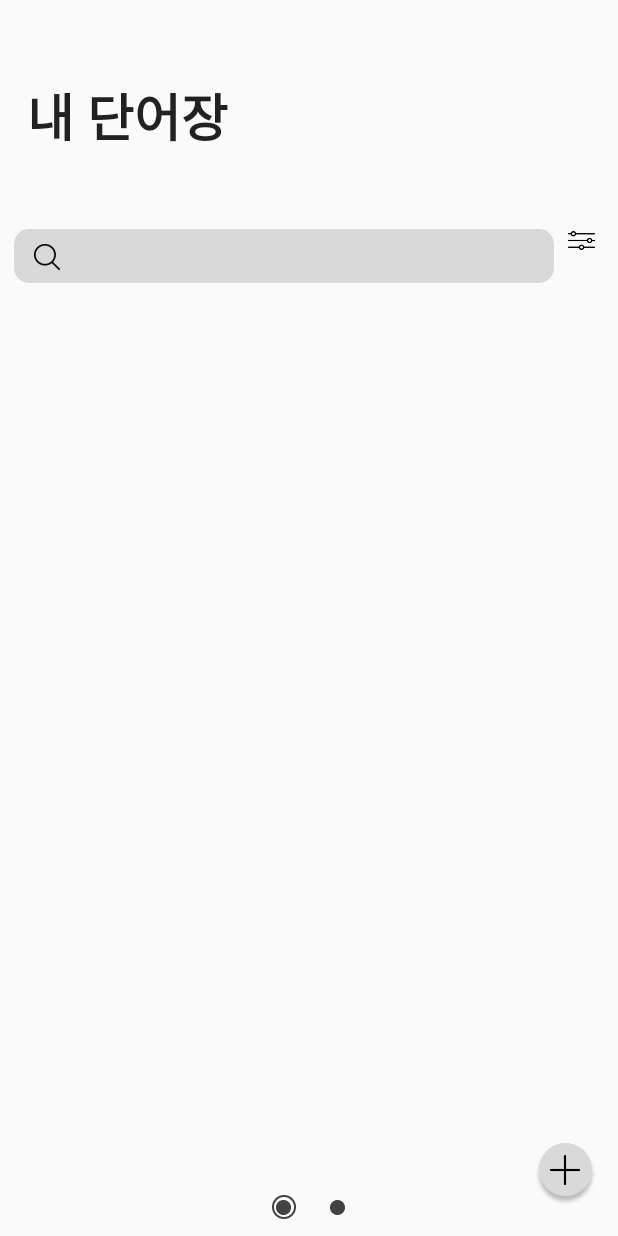
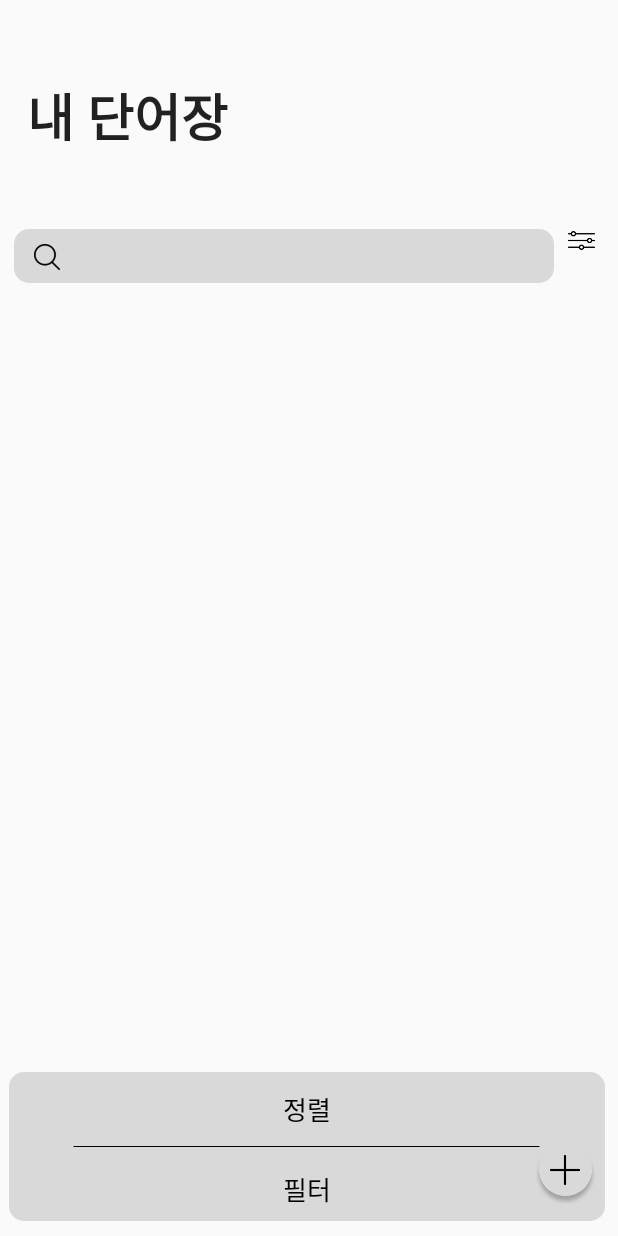
Before and after one commit to Hey0140/AndroidA, an Android app: the screen it shows after launch (MyVocabularyActivity), on a phone screen of 412 x 824 dp. Run offline under Robolectric (Android 15) with nearby library versions, the phone set to English and light mode, and no system bars; our stand-ins replace Firebase (no records; nobody signed in at launch, a user with empty details on screens opened directly).

```diff
--- /dev/null
+++ b/app/src/main/res/drawable/filter_box.xml
@@ -0,0 +1,11 @@
+<?xml version="1.0" encoding="utf-8"?>
+<shape xmlns:android="http://schemas.android.com/apk/res/android"
+    android:shape="rectangle">
+    <corners
+        android:topLeftRadius="10dp"
+        android:topRightRadius="10dp"
+        android:bottomRightRadius="10dp"
+        android:bottomLeftRadius="10dp" />
+    <solid android:color="#D9D9D9" />
+
+</shape>
--- /dev/null
+++ b/app/src/main/res/drawable/horizon_line.xml
@@ -0,0 +1,7 @@
+<?xml version="1.0" encoding="utf-8"?>
+<shape xmlns:android="http://schemas.android.com/apk/res/android"
+    android:shape="line">
+    <stroke
+        android:width="0.5dp"
+        android:color="#000000" />
+</shape>
--- a/app/src/main/res/layout/my_vocabulary_activity.xml
+++ b/app/src/main/res/layout/my_vocabulary_activity.xml
@@ -7,18 +7,19 @@
     android:id="@+id/my_vocabulary_activity_xml"
     tools:context=".MyVocabularyActivity">
 
+
+    <View
+        android:layout_width="fill_parent"
+        android:layout_height="fill_parent"
+        android:id="@+id/backgroundView"
+        android:background="#00FFFFFF" />
+
     <View
         android:layout_width="fill_parent"
         android:layout_height="fill_parent"
         android:id="@+id/slide_view"
         android:background="#00000000"
         tools:ignore="MissingConstraints" />
-
-    <View
-        android:layout_width="fill_parent"
-        android:layout_height="fill_parent"
-        android:id="@+id/backgroundView"
-        android:background="#00FFFFFF" />
 
     <TextView
         android:id="@+id/activityLabel"
@@ -213,6 +214,18 @@
             app:layout_constraintStart_toStartOf="parent" />
     </androidx.constraintlayout.widget.ConstraintLayout>
 
+    <include
+        layout="@layout/select_filter_or_sort_view"
+        android:id="@+id/select_filter_sort"
+        app:layout_constraintBottom_toBottomOf="parent"
+        app:layout_constraintEnd_toEndOf="parent"
+        app:layout_constraintStart_toStartOf="parent"
+        android:layout_marginStart="4dp"
+        android:layout_marginEnd="7dp"
+        android:layout_marginBottom="10dp"
+        android:layout_width="wrap_content"
+        android:layout_height="wrap_content" />
+
     <androidx.constraintlayout.widget.ConstraintLayout
         android:id="@+id/rewriteViewWindow"
         android:orientation="vertical"
@@ -319,6 +332,7 @@
             android:layout_height="wrap_content"
             android:orientation="vertical" />
     </ScrollView>
+
 
     <androidx.constraintlayout.widget.ConstraintLayout xmlns:android="http://schemas.android.com/apk/res/android"
         android:id="@+id/languagePickerWindow"
--- /dev/null
+++ b/app/src/main/res/layout/select_filter_or_sort_view.xml
@@ -0,0 +1,64 @@
+<?xml version="1.0" encoding="utf-8"?>
+<androidx.constraintlayout.widget.ConstraintLayout xmlns:android="http://schemas.android.com/apk/res/android"
+    xmlns:tools="http://schemas.android.com/tools"
+    android:layout_width="wrap_content"
+    android:layout_height="wrap_content"
+    android:orientation="vertical"
+    android:layout_weight="1">
+
+    <FrameLayout
+        android:layout_width="match_parent"
+        android:layout_height="wrap_content"
+        android:layout_marginLeft="7dp"
+        android:layout_marginRight="7dp"
+        tools:ignore="MissingConstraints">
+
+        <View
+            android:layout_height="99dp"
+            android:layout_width="match_parent"
+            android:visibility="visible"
+            android:background="@drawable/filter_box" />
+
+        <LinearLayout
+            android:layout_width="match_parent"
+            android:layout_height="wrap_content"
+            android:orientation="vertical"
+            android:layout_marginTop="2dp"
+            android:layout_gravity="center">
+
+            <TextView
+                android:layout_marginBottom="13dp"
+                android:id="@+id/sort"
+                android:layout_width="wrap_content"
+                android:layout_height="wrap_content"
+                android:fontFamily="@font/gmarketsanslight"
+                android:text="@string/sort"
+                android:layout_gravity="center"
+                android:textSize="17dp"
+                android:textColor="@color/black" />
+
+            <TextView
+                android:id="@+id/filter"
+                android:layout_marginTop="13dp"
+                android:layout_width="wrap_content"
+                android:layout_height="wrap_content"
+                android:layout_gravity="center"
+                android:fontFamily="@font/gmarketsanslight"
+                android:text="@string/filter"
+                android:textSize="17dp"
+                android:textColor="@color/black" />
+        </LinearLayout>
+
+
+        <ImageView
+            android:layout_width="311dp"
+            android:layout_height="3dp"
+            android:backgroundTint="@color/black"
+            android:background="@drawable/horizon_line"
+            android:layout_gravity="center" />
+
+
+    </FrameLayout>
+
+
+</androidx.constraintlayout.widget.ConstraintLayout>
--- a/app/src/main/res/values/strings.xml
+++ b/app/src/main/res/values/strings.xml
@@ -7,6 +7,8 @@
     <string name="hint_answer">정답</string>
     <string name="submit_answer">제출하기</string>
     <string name="next_quiz">다음문제</string>
+    <string name="sort">정렬</string>
+    <string name="filter">필터</string>
 
     <string name="example_answer">Dolor sit amet</string>
     <string name="example_quiz">Lorem ipsum</string>
```
Also changed, not shown: app/src/main/java/com/example/android/MyVocabularyActivity.java (+7 -8 lines), app/src/main/java/com/example/android/WordBookActivity.java (+61 -63 lines), app/src/main/java/com/example/android/wordDataBaseHelper.java (+5 -4 lines), app/src/main/res/layout/activity_word_book.xml (+14 -11 lines), app/src/main/res/layout/sort_view.xml (added, +81 -0 lines), app/src/main/res/layout/word_list_item.xml (added, +82 -0 lines).
